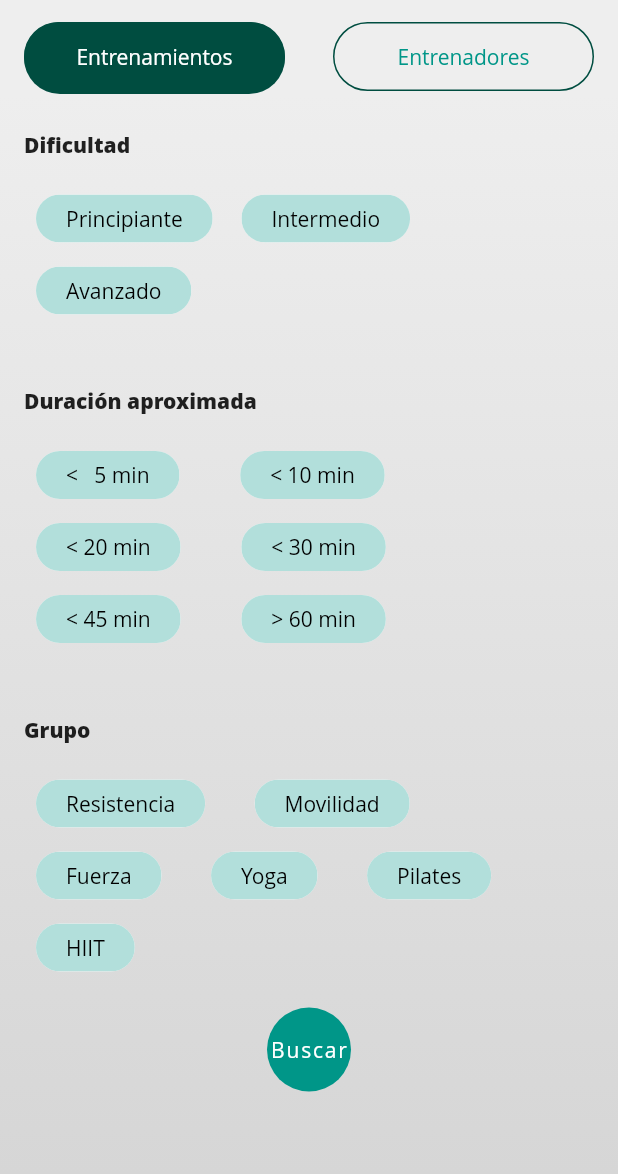
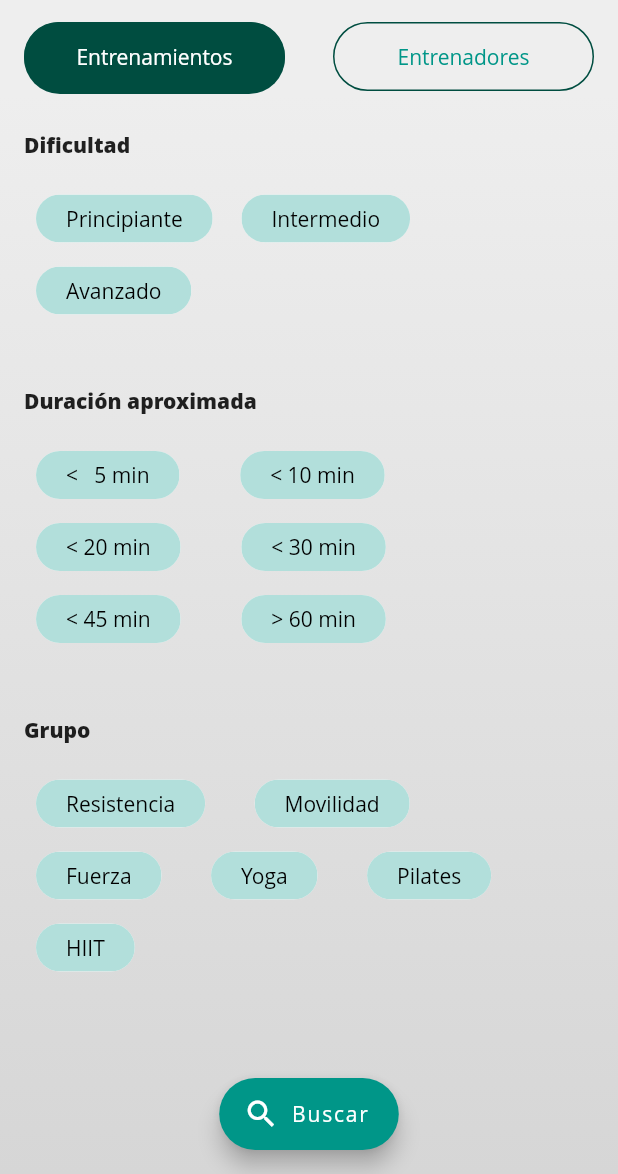
Before and after one commit to raulruval/entrenados, a Flutter app: the Search screen opened directly, on a phone screen of 412 x 824 dp, the part 62-1236 px from its top. Run offline on Flutter 3.47's test engine with Material 2 defaults, Android fonts, the phone set to English and light mode, and no system bars; our stand-ins replace cached_network_image, cloud_firestore, firebase_storage, flutter_svg, google_sign_in, image_picker and 1 more; missing offline and left inert: animator, flutter_duration_picker; accounts and stored records are empty; statements that could not run were skipped.

Commit message:
it5-v1.5

```diff
--- a/entrenados/lib/pages/activity.dart
+++ b/entrenados/lib/pages/activity.dart
@@ -14,6 +14,8 @@ class Activity extends StatefulWidget {
 }
 
 class _ActivityState extends State<Activity> {
+
+
 
   getActivityFeed() async {
     QuerySnapshot snapshot = await activityFeedRef
--- a/entrenados/lib/pages/search.dart
+++ b/entrenados/lib/pages/search.dart
@@ -14,10 +14,30 @@ class Search extends StatefulWidget {
 }
 
 class _SearchState extends State<Search>
-    with AutomaticKeepAliveClientMixin<Search> {
+    with AutomaticKeepAliveClientMixin<Search>, SingleTickerProviderStateMixin {
   TextEditingController searchController = TextEditingController();
   Future<QuerySnapshot> searchFutureResults;
   bool searchuser = false;
+  bool workouts = true;
+  TabController _tabController;
+
+  @override
+  void initState() {
+    super.initState();
+    _tabController = TabController(length: 2, vsync: this, initialIndex: 0);
+    _tabController.addListener(_handleTabIndex);
+  }
+
+  @override
+  void dispose() {
+    _tabController.removeListener(_handleTabIndex);
+    _tabController.dispose();
+    super.dispose();
+  }
+
+  void _handleTabIndex() {
+    setState(() {});
+  }
 
   handleBuscar(String consulta) {
     Future<QuerySnapshot> users = usersRef
@@ -39,7 +59,6 @@ class _SearchState extends State<Search>
           color: Colors.teal[900],
         ),
       ),
-
       child: TextFormField(
         controller: searchController,
         decoration: InputDecoration(
@@ -55,13 +74,6 @@ class _SearchState extends State<Search>
         ),
         onFieldSubmitted: handleBuscar,
       ),
-
-      // bottom: TabBar(
-      //   tabs: [
-      //     Tab(text: 'Entrenamientos', icon: Icon(Icons.directions_run)),
-      //     Tab(text: 'Instructores', icon: Icon(Icons.people)),
-      //   ],
-      // ),
     );
   }
 
@@ -111,6 +123,64 @@ class _SearchState extends State<Search>
     );
   }
 
+  _getTrainers() {
+    return Center(
+      child: Container(
+          height: double.infinity,
+          width: double.infinity,
+          decoration: BoxDecoration(
+            gradient: LinearGradient(
+              colors: [
+                Colors.grey[200],
+                Colors.grey[350],
+              ],
+              begin: Alignment.topCenter,
+              end: Alignment.bottomCenter,
+            ),
+          ),
+          child: Padding(
+            padding: const EdgeInsets.all(20.0),
+            child: Column(
+              children: <Widget>[
+                buildSearch(),
+                searchFutureResults == null
+                    ? buildNoContent()
+                    : buildSearchResults(),
+              ],
+            ),
+          )),
+    );
+  }
+
+  _getWorkouts() {
+    return Center(
+      child: Container(
+        height: double.infinity,
+        width: double.infinity,
+        decoration: BoxDecoration(
+          gradient: LinearGradient(
+            colors: [
+              Colors.grey[200],
+              Colors.grey[350],
+            ],
+            begin: Alignment.topCenter,
+            end: Alignment.bottomCenter,
+          ),
+        ),
+        child: SearchPost(SearchModel()),
+      ),
+    );
+  }
+
+  _getFab() {
+    return _tabController.index == 0
+        ? FloatingActionButton.extended(
+            onPressed: () => print("Buscar"),
+            label: Text("Buscar"),
+            icon: Icon(Icons.search),
+          )
+        : Container();
+  }
 
   bool get wantKeepAlive => true;
   @override
@@ -130,6 +200,7 @@ class _SearchState extends State<Search>
             ),
           ),
           bottom: TabBar(
+            controller: _tabController,
             unselectedLabelColor: Colors.teal,
             indicatorSize: TabBarIndicatorSize.label,
             indicator: BoxDecoration(
@@ -170,56 +241,16 @@ class _SearchState extends State<Search>
             ],
           ),
         ),
-          body: TabBarView(children: [
-            Center(
-              child: Container(
-                height: double.infinity,
-                width: double.infinity,
-                decoration: BoxDecoration(
-                  gradient: LinearGradient(
-                    colors: [
-                      Colors.grey[200],
-                      Colors.grey[350],
-                    ],
-                    begin: Alignment.topCenter,
-                    end: Alignment.bottomCenter,
+        body: TabBarView(controller: _tabController, children: [
+          _getWorkouts(),
+          _getTrainers(),
+        ]),
+        floatingActionButtonLocation: FloatingActionButtonLocation.centerFloat,
+        floatingActionButton: _getFab(),
       ),
-                ),
-                child: SearchPost(SearchModel()),
-              ),
-            ),
-            Center(
-              child: Container(
-                  height: double.infinity,
-                  width: double.infinity,
-                  decoration: BoxDecoration(
-                    gradient: LinearGradient(
-                      colors: [
-                        Colors.grey[200],
-                        Colors.grey[350],
-                      ],
-                      begin: Alignment.topCenter,
-                      end: Alignment.bottomCenter,
-                    ),
-                  ),
-                  child: Padding(
-                    padding: const EdgeInsets.all(20.0),
-                    child: Column(
-                      children: <Widget>[
-                        buildSearch(),
-                        searchFutureResults == null
-                            ? buildNoContent()
-                            : buildSearchResults(),
-                      ],
-                    ),
-                  )),
-            ),
-          ])),
     );
   }
 }
-
-
 
 class UserResult extends StatelessWidget {
   final User user;
--- a/entrenados/lib/pages/search_post.dart
+++ b/entrenados/lib/pages/search_post.dart
@@ -103,7 +103,7 @@ class _SearchPostState extends State<SearchPost> {
                             backgroundColor: Colors.teal[100],
                             labelPadding:
                                 const EdgeInsets.symmetric(horizontal: 16),
-                            labelStyle: widget.searchModel.selectedDuration
+                            labelStyle: widget.searchModel.selectedGroup
                                     .contains(group)
                                 ? TextStyle(color: Colors.white)
                                 : TextStyle(color: Colors.black),
@@ -120,12 +120,7 @@ class _SearchPostState extends State<SearchPost> {
             ),
           ),
         ),
-        FloatingActionButton(
-          onPressed: () => print("hola"),
-          elevation: 0.0,
-          backgroundColor: Colors.teal,
-          child: Text("Buscar"),
-        )
+
       ],
     );
   }
```
Lines whose indentation alone changed are shown as unchanged.
